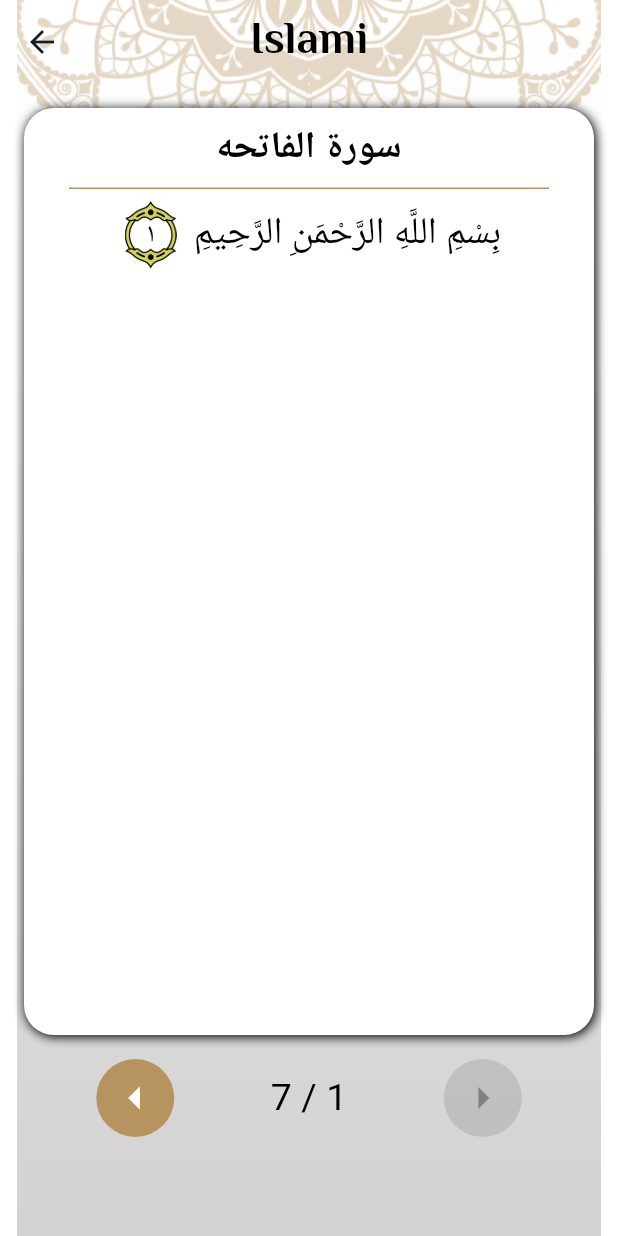
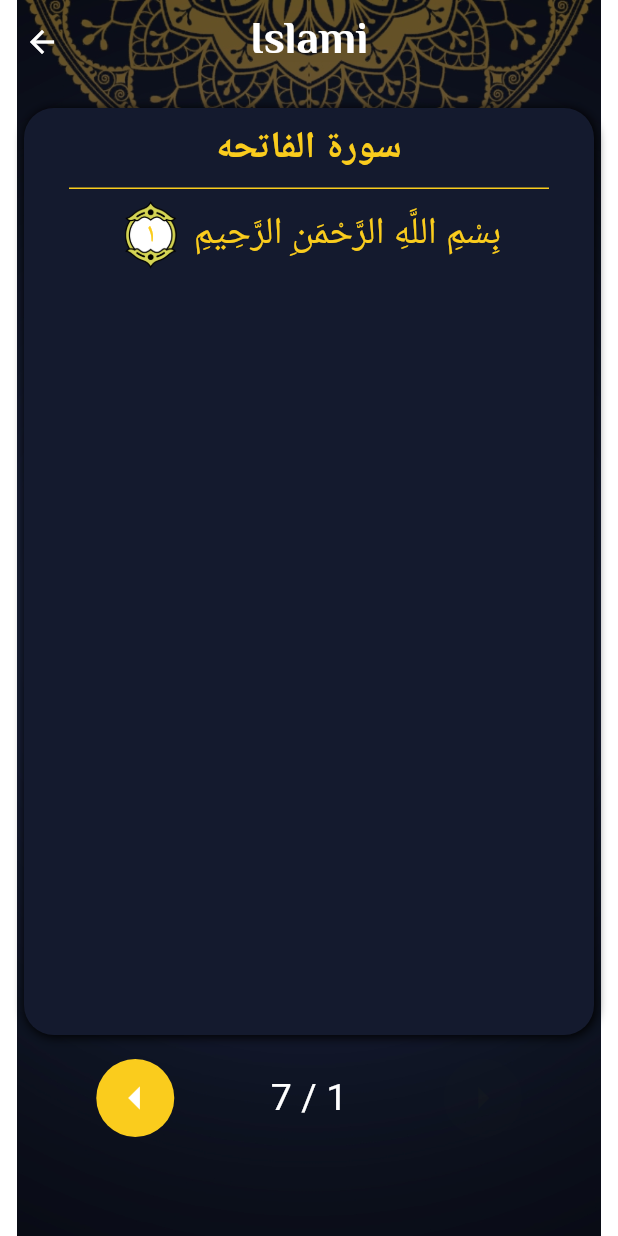
Before and after one commit to youssefehab11/islami_app, a Flutter app: the screen it shows after launch, after a tap on "الفاتحه", on a phone screen of 412 x 824 dp. Run offline on Flutter 3.47's test engine with Material 3 defaults, Android fonts, the phone set to English and light mode, and no system bars; our stand-ins replace shared_preferences; generated files the repository leaves out were written again.

Commit message:
+ shared preferences refactor

```diff
--- a/lib/application/application.dart
+++ b/lib/application/application.dart
@@ -20,9 +20,7 @@ class MyApp extends StatelessWidget {
       supportedLocales: AppLocalizations.supportedLocales,
       theme: AppThemes.lightTheme,
       darkTheme: AppThemes.darkThem,
-      themeMode: provider.currentTheme == ThemeMode.light
-          ? ThemeMode.light
-          : ThemeMode.dark,
+      themeMode: provider.currentTheme
     );
   }
 }
--- a/lib/config/theme/app_themes.dart
+++ b/lib/config/theme/app_themes.dart
@@ -1,4 +1,5 @@
 import 'package:flutter/material.dart';
+import 'package:flutter/services.dart';
 import 'package:islami_app/core/utils/colors_manager.dart';
 import 'package:islami_app/core/utils/fonts_manager.dart';
 
@@ -14,9 +15,10 @@ class AppThemes {
     //useMaterial3: false,
     appBarTheme: const AppBarTheme(
       backgroundColor: Colors.transparent,
-      // systemOverlayStyle: SystemUiOverlayStyle(
-      //   statusBarColor: Colors.transparent
-      // ),
+      systemOverlayStyle: SystemUiOverlayStyle(
+        statusBarColor: Colors.transparent,
+        statusBarIconBrightness: Brightness.dark
+      ),
       shadowColor: Colors.transparent,
       centerTitle: true,
       titleTextStyle: TextStyle(
@@ -84,9 +86,10 @@ class AppThemes {
         color: Colors.white,
       ),
       backgroundColor: Colors.transparent,
-      // systemOverlayStyle: SystemUiOverlayStyle(
-      //   statusBarColor: Colors.transparent
-      // ),
+      systemOverlayStyle: SystemUiOverlayStyle(
+        statusBarColor: Colors.transparent,
+        statusBarIconBrightness: Brightness.light
+      ),
       shadowColor: Colors.transparent,
       centerTitle: true,
       titleTextStyle: TextStyle(
--- /dev/null
+++ b/lib/core/shared_preferences/shared_preferences.dart
@@ -0,0 +1,36 @@
+import 'package:flutter/material.dart';
+import 'package:shared_preferences/shared_preferences.dart';
+
+class AppSharedPreferences {
+  static late SharedPreferences sharedPreferences;
+  static Future<SharedPreferences> init() async{
+    sharedPreferences = await SharedPreferences.getInstance();
+    return sharedPreferences;
+  }
+  static Future<bool> saveTheme({
+    required String key,
+    required ThemeMode value
+  })async{
+    if(value == ThemeMode.light){
+      return sharedPreferences.setBool('Theme', true);
+    }
+    else{
+      return sharedPreferences.setBool('Theme', false);
+    }
+  }
+
+  static bool? getBool({required String key}){
+    return sharedPreferences.getBool(key);
+  }
+
+  static Future<bool> saveString({
+    required String key,
+    required String value
+  })async{
+     return await sharedPreferences.setString(key, value);
+  }
+
+  static String? getString({required String key}){
+    return sharedPreferences.getString(key);
+  }
+}
--- a/lib/core/utils/assets_manager.dart
+++ b/lib/core/utils/assets_manager.dart
@@ -1,5 +1,6 @@
 class AssetsManager {
   static const String splashImageLight = 'assets/images/splash_light.jpg';
+  static const String splashImageDark = 'assets/images/splash_dark.jpg';
   static const String mainBgLight = 'assets/images/main_bg_light.jpg';
   static const String mainBgDark = 'assets/images/main_bg_dark.jpg';
 
--- /dev/null
+++ b/lib/core/utils/helper_functions.dart
@@ -0,0 +1,54 @@
+class HelperFunctions {
+  static String converDigit(int digit) {
+    const List<String> arabics = [
+      '٠',
+      '١',
+      '٢',
+      '٣',
+      '٤',
+      '٥',
+      '٦',
+      '٧',
+      '٨',
+      '٩'
+    ];
+    switch (digit) {
+      case 0:
+        return arabics[0];
+      case 1:
+        return arabics[1];
+      case 2:
+        return arabics[2];
+      case 3:
+        return arabics[3];
+      case 4:
+        return arabics[4];
+      case 5:
+        return arabics[5];
+      case 6:
+        return arabics[6];
+      case 7:
+        return arabics[7];
+      case 8:
+        return arabics[8];
+      default:
+        return arabics[9];
+    }
+  }
+
+  static String convertNumToArabic(int value) {
+    String result = '';
+    List<String> tempList = [];
+    while (value > 0) {
+      int digit = value % 10;
+
+      String arabicDigit = converDigit(digit);
+      tempList.add(arabicDigit);
+      value ~/= 10;
+    }
+    for (int i = tempList.length - 1; i >= 0; i--) {
+      result += tempList[i];
+    }
+    return result;
+  }
+}
--- a/lib/main.dart
+++ b/lib/main.dart
@@ -1,10 +1,13 @@
 import 'package:flutter/material.dart';
 import 'package:flutter/widgets.dart';
 import 'package:islami_app/application/application.dart';
+import 'package:islami_app/core/shared_preferences/shared_preferences.dart';
 import 'package:islami_app/provider/app_provider.dart';
 import 'package:provider/provider.dart';
 
-void main() {
+void main() async {
+  WidgetsFlutterBinding.ensureInitialized();
+  await AppSharedPreferences.init();
   runApp(
     ChangeNotifierProvider(
       create: (context) => AppProvider(),
--- a/lib/presentation/home/tabs/quran_tab/widgets/quran_table_row_item.dart
+++ b/lib/presentation/home/tabs/quran_tab/widgets/quran_table_row_item.dart
@@ -5,15 +5,17 @@ class QuranTableRowItem extends StatelessWidget {
   final String ayatNumbers;
   final bool isTitle;
   final VoidCallback? onTap;
-  const QuranTableRowItem(
-      {super.key,
+  const QuranTableRowItem({
+    super.key,
     required this.surahName,
     required this.ayatNumbers,
     this.onTap,
-      this.isTitle = false});
+    this.isTitle = false,
+  });
 
   @override
   Widget build(BuildContext context) {
+
     return IntrinsicHeight(
       child: InkWell(
         onTap: onTap != null ? () => onTap?.call() : null,
@@ -23,11 +25,13 @@ class QuranTableRowItem extends StatelessWidget {
               flex: 3,
               child: Padding(
                 padding: const EdgeInsets.symmetric(vertical: 4.0),
-                child: Text(surahName,
+                child: Text(
+                  surahName,
                   textAlign: TextAlign.center,
                   style: isTitle
                       ? Theme.of(context).textTheme.titleMedium
-                        : Theme.of(context).textTheme.titleSmall),
+                      : Theme.of(context).textTheme.titleSmall,
+                ),
               ),
             ),
             Expanded(
--- a/lib/presentation/quran_details/widgets/surah_tlawa_body.dart
+++ b/lib/presentation/quran_details/widgets/surah_tlawa_body.dart
@@ -1,5 +1,6 @@
 import 'package:flutter/material.dart';
 import 'package:islami_app/core/utils/assets_manager.dart';
+import 'package:islami_app/core/utils/helper_functions.dart';
 
 class SurahTlawaBody extends StatelessWidget {
   final List<String> ayat;
@@ -12,7 +13,7 @@ class SurahTlawaBody extends StatelessWidget {
 
   @override
   Widget build(BuildContext context) {
-    String ayaArabicNum = convertNumToArabic(currentAya + 1);
+    String ayaArabicNum = HelperFunctions.convertNumToArabic(currentAya + 1);
     return RichText(
       textDirection: TextDirection.rtl,
       text: TextSpan(
@@ -44,56 +45,7 @@ class SurahTlawaBody extends StatelessWidget {
     );
   }
 
-  String convertNumToArabic(int value) {
-    String result = '';
-    List<String> tempList = [];
-    while (value > 0) {
-      int digit = value % 10;
 
-      String arabicDigit = converDigit(digit);
-      tempList.add(arabicDigit);
-      value ~/= 10;
-    }
-    for (int i = tempList.length - 1; i >= 0; i--) {
-      result += tempList[i];
-    }
-    return result;
-  }
 
-  String converDigit(int digit) {
-    const List<String> arabics = [
-      '٠',
-      '١',
-      '٢',
-      '٣',
-      '٤',
-      '٥',
-      '٦',
-      '٧',
-      '٨',
-      '٩'
-    ];
-    switch (digit) {
-      case 0:
-        return arabics[0];
-      case 1:
-        return arabics[1];
-      case 2:
-        return arabics[2];
-      case 3:
-        return arabics[3];
-      case 4:
-        return arabics[4];
-      case 5:
-        return arabics[5];
-      case 6:
-        return arabics[6];
-      case 7:
-        return arabics[7];
-      case 8:
-        return arabics[8];
-      default:
-        return arabics[9];
-    }
-  }
+
 }
--- a/lib/presentation/splash/splash_screen.dart
+++ b/lib/presentation/splash/splash_screen.dart
@@ -1,21 +1,28 @@
 import 'package:flutter/material.dart';
 import 'package:islami_app/core/router/routes.dart';
 import 'package:islami_app/core/utils/assets_manager.dart';
+import 'package:islami_app/provider/app_provider.dart';
+import 'package:provider/provider.dart';
 
 class SplashScreen extends StatelessWidget {
   const SplashScreen({super.key});
 
   @override
   Widget build(BuildContext context) {
-    Future.delayed(const Duration(seconds: 2), (){
+    AppProvider provider = Provider.of<AppProvider>(context);
+    Future.delayed(const Duration(seconds: 2), () {
       Navigator.pushReplacementNamed(context, Routes.homeRoute);
     });
-    return Scaffold(
-      body: Image.asset(
-        AssetsManager.splashImageLight,
-        height: double.infinity,
-        width: double.infinity,
-        fit: BoxFit.fill,
+    return Container(
+      decoration: BoxDecoration(
+        image: DecorationImage(
+          image: provider.currentTheme == ThemeMode.light
+              ? const AssetImage(AssetsManager.splashImageLight)
+              : const AssetImage(AssetsManager.splashImageDark),
+        ),
+      ),
+      child: Scaffold(
+        appBar: AppBar(),
       ),
     );
   }
--- a/lib/provider/app_provider.dart
+++ b/lib/provider/app_provider.dart
@@ -1,12 +1,14 @@
 import 'package:flutter/material.dart';
+import 'package:islami_app/core/shared_preferences/shared_preferences.dart';
 
 class AppProvider with ChangeNotifier {
-  ThemeMode currentTheme = ThemeMode.light;
-  String currentLanguage = 'en';
+  ThemeMode currentTheme = AppSharedPreferences.getBool(key: 'Theme') == true ? ThemeMode.light: ThemeMode.dark;
+  String currentLanguage = AppSharedPreferences.getString(key: 'Language') ?? 'en';
 
   void changeTheme(ThemeMode newTheme){
     if(currentTheme != newTheme){
       currentTheme = newTheme;
+      AppSharedPreferences.saveTheme(key: 'Theme', value: newTheme);
       notifyListeners();
     }
   }
@@ -14,6 +16,7 @@ class AppProvider with ChangeNotifier {
   void changeLanguage(String newLanguage){
     if(currentLanguage != newLanguage){
       currentLanguage = newLanguage;
+      AppSharedPreferences.saveString(key: 'Language', value: newLanguage);
       notifyListeners();
     }
   }
--- a/pubspec.yaml
+++ b/pubspec.yaml
@@ -40,6 +40,7 @@ dependencies:
   flutter_localizations:
     sdk: flutter
   intl: any
+  shared_preferences: ^2.2.3
 
 dev_dependencies:
   flutter_test:
```
Also changed, not shown: assets/images/splash_dark.jpg (added), pubspec.lock. Lines whose indentation alone changed are shown as unchanged.
